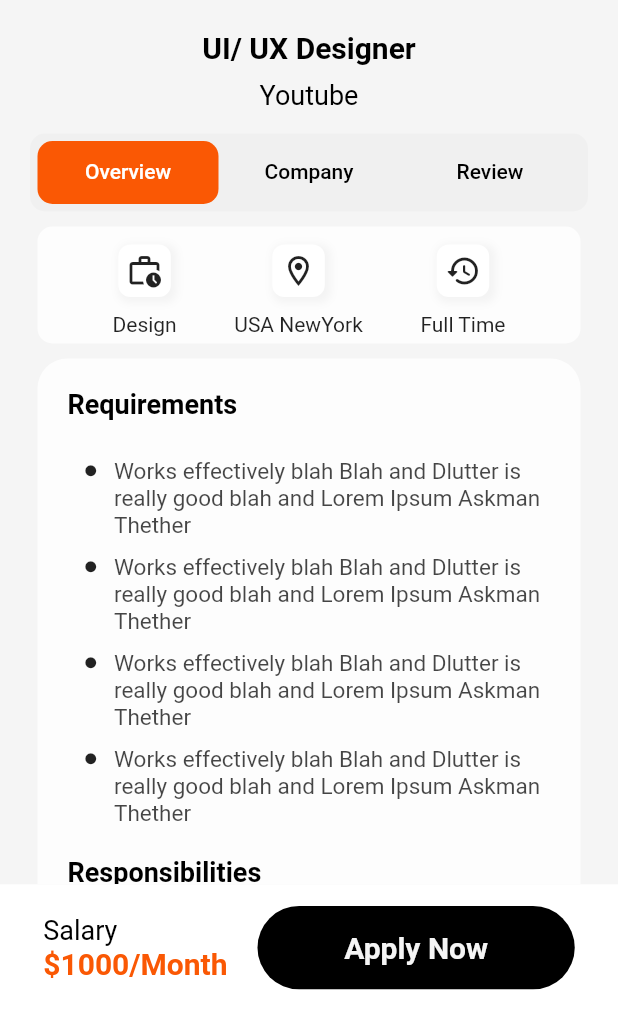
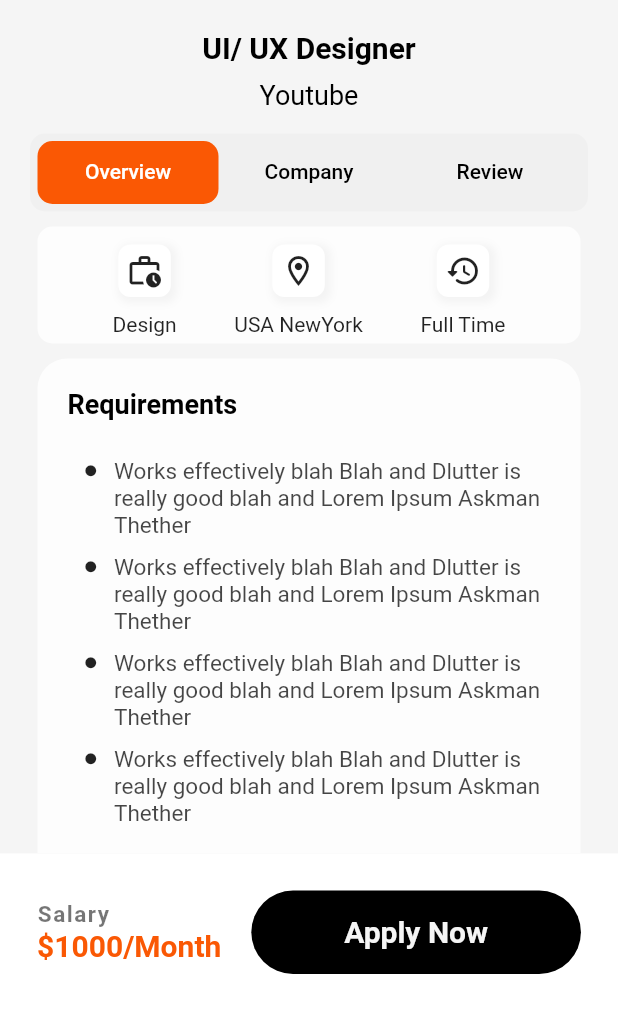
Before and after one commit to thetooaung07/job-portal, a Flutter app: the screen it shows after launch, after a tap on "Apple", on a phone screen of 412 x 824 dp, the part 225-1236 px from its top. Run offline on Flutter 3.47's test engine with Material 2 defaults, Android fonts, the phone set to English and light mode, and no system bars; our stand-ins replace flutter_svg, get; Roboto replaces fonts that are missing (Circular).

Commit message:
Bug Fix and adjustment

```diff
--- a/lib/constants.dart
+++ b/lib/constants.dart
@@ -60,6 +60,12 @@ const BoxShadow kIconShadow = BoxShadow(
   offset: Offset(2, 2),
   spreadRadius: 2,
 );
+const BoxShadow kCloseBtnShadow = BoxShadow(
+  color: Color.fromARGB(20, 0, 0, 0),
+  blurRadius: 1,
+  offset: Offset(1, -1),
+  spreadRadius: 0.5,
+);
 const TextStyle kBulletListTextStyle = TextStyle(
   fontSize: 15,
   color: kTextBodyFadeColor,
--- a/lib/main.dart
+++ b/lib/main.dart
@@ -1,5 +1,4 @@
 import 'package:flutter/material.dart';
-import 'package:flutter/services.dart';
 import 'package:get/get.dart';
 import 'package:job_portal/constants.dart';
 import 'package:job_portal/controller/bottom_nav_bar_controller.dart';
@@ -83,9 +82,9 @@ class HomePage extends StatelessWidget {
           controller.selectedIndex.value = index;
         },
       ),
-      bottomNavigationBar: Container(
-        margin: EdgeInsets.all(_width * 0.05),
-        height: _width * 0.155,
+      bottomNavigationBar: BottomNavBarConstraints(
+        child: Container(
+          margin: EdgeInsets.all(Get.width * 0.05),
           decoration: BoxDecoration(
             color: Colors.white,
             boxShadow: [
@@ -155,7 +154,8 @@ class HomePage extends StatelessWidget {
                                   AnimatedContainer(
                                     duration: Duration(seconds: 1),
                                     curve: Curves.fastLinearToSlowEaseIn,
-                                  width: index == controller.selectedIndex.value
+                                    width:
+                                        index == controller.selectedIndex.value
                                             ? _width * 0.13
                                             : 0,
                                   ),
@@ -205,6 +205,7 @@ class HomePage extends StatelessWidget {
                 ),
               );
             },
+          ),
         ),
       ),
     );
@@ -261,3 +262,32 @@ class HomePageView extends StatelessWidget {
     );
   }
 }
+
+class BottomNavBarConstraints extends StatelessWidget {
+  final Widget child;
+  final Color? color;
+
+  const BottomNavBarConstraints({Key? key, required this.child, this.color})
+      : super(key: key);
+
+  @override
+  Widget build(BuildContext context) {
+    return Container(
+      // margin: EdgeInsets.all(Get.width * 0.05),
+      height: Get.width * 0.255,
+      color: color ?? Colors.white,
+      // decoration: BoxDecoration(
+      //   color: Colors.white,
+      //   boxShadow: [
+      //     BoxShadow(
+      //       color: Colors.black.withOpacity(0.1),
+      //       blurRadius: 30,
+      //       offset: Offset(0, 10),
+      //     ),
+      //   ],
+      //   borderRadius: BorderRadius.circular(50),
+      // ),
+      child: child,
+    );
+  }
+}
--- a/lib/view/job_details_page.dart
+++ b/lib/view/job_details_page.dart
@@ -50,17 +50,17 @@ class JobDetailsPage extends StatelessWidget {
               ),
               CompanyLogo(),
               JobTab(),
-            // ApplyNowBtn(),
             ],
           ),
         ),
-      bottomNavigationBar: Container(
-        padding: EdgeInsets.symmetric(horizontal: Get.width * 0.07),
-        height: Get.width * 0.205,
+        bottomNavigationBar: BottomNavBarConstraints(
           color: Colors.white,
+          child: Container(
+            margin: EdgeInsets.all(Get.width * 0.05),
+            padding: EdgeInsets.symmetric(horizontal: Get.width * 0.01),
             child: ApplyNowBtn(),
           ),
-    );
+        ));
   }
 }
 
@@ -170,9 +170,6 @@ class FirstTab extends StatelessWidget {
               Responsibilities(),
             ]),
           ),
-
-          // ApplyNowBtn
-          // ApplyNowBtn(),
         ],
       ),
     );
@@ -415,7 +412,10 @@ class ApplyNowBtn extends StatelessWidget {
           children: [
             Text(
               "Salary",
-              style: kCaptionTextStyle,
+              style: kBulletListTextStyle.copyWith(
+                  letterSpacing: 1,
+                  fontWeight: FontWeight.bold,
+                  color: Colors.black54),
             ),
             Text(
               "\$1000/Month",
@@ -429,7 +429,7 @@ class ApplyNowBtn extends StatelessWidget {
         Expanded(
           child: Container(
             // padding: EdgeInsets.symmetric(vertical: 5, horizontal: 75),
-            margin: EdgeInsets.symmetric(vertical: Get.width * 0.035),
+            margin: EdgeInsets.symmetric(vertical: Get.width * 0.01),
             alignment: Alignment.center,
             decoration: BoxDecoration(
               color: Colors.black,
--- a/lib/widgets/job-post-card-vt.dart
+++ b/lib/widgets/job-post-card-vt.dart
@@ -61,7 +61,11 @@ class JobPostCardVt extends StatelessWidget {
                   ],
                 ),
                 // Icon(Icons.favorite_outline_rounded),
-                Text("\$1299/Mo")
+                Text(
+                  "\$1299/Mo",
+                  style: kLabelTextStyle.copyWith(
+                      color: kPrimaryRedColor, fontSize: 18),
+                )
               ],
             ),
             Row(
--- a/lib/widgets/searchbar.dart
+++ b/lib/widgets/searchbar.dart
@@ -18,11 +18,8 @@ class _SearchBarState extends State<SearchBar> {
   final TextEditingController searchPageController =
       new TextEditingController();
 
-  final FocusNode _focusNode = new FocusNode();
-
   @override
   void initState() {
-    _focusNode.requestFocus();
     // searchPageController.text = _controller.searchTitle.value;
     super.initState();
   }
@@ -36,7 +33,7 @@ class _SearchBarState extends State<SearchBar> {
   @override
   Widget build(BuildContext context) {
     return TextFormField(
-      focusNode: _focusNode,
+      autofocus: false,
       controller: searchPageController,
       onChanged: (v) => _controller.getTitleFromSearchBar(v),
       style: TextStyle(
```
Also changed, not shown: lib/view/search_page/search_page.dart (+19 -20 lines). Lines whose indentation alone changed are shown as unchanged.
